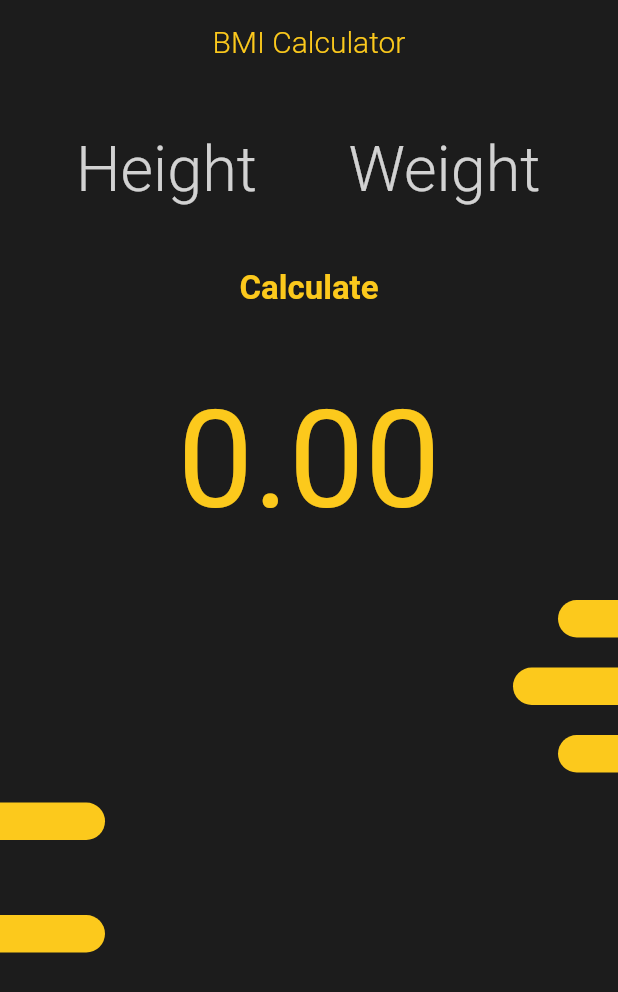
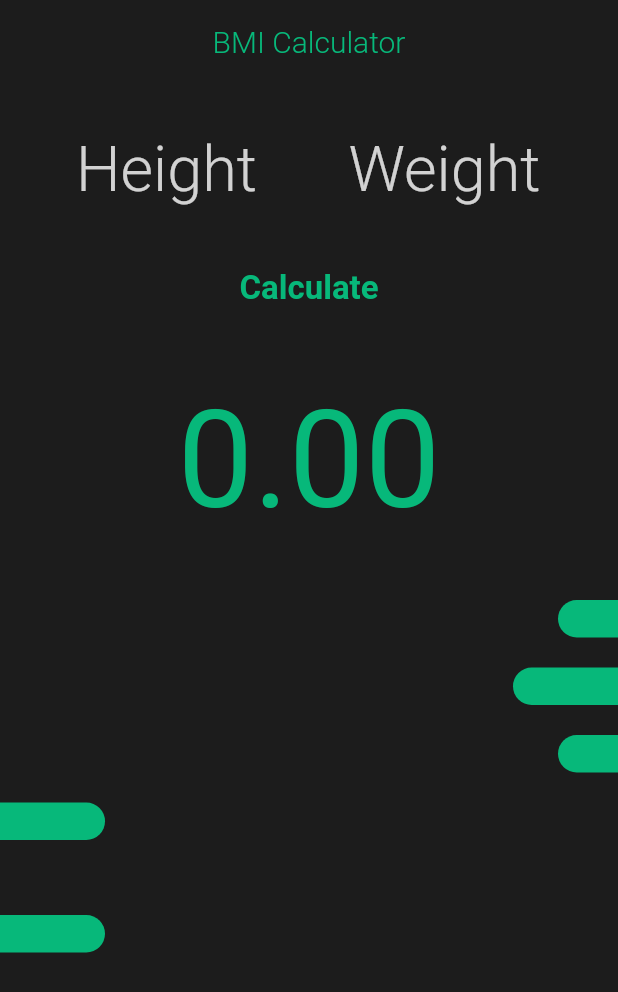
Before and after one commit to Cussk/bmi-calc-flutter, a Flutter app: the screen it shows after launch, on a phone screen of 412 x 824 dp. Shown: the top 992 px of the screen. Run offline on Flutter 3.47's test engine with Material 2 defaults, Android fonts, the phone set to English and light mode, and no system bars; our stand-ins replace hexcolor.

Commit message:
changed app color

```diff
--- a/bmi_calc_flutter/lib/constants/app_constants.dart
+++ b/bmi_calc_flutter/lib/constants/app_constants.dart
@@ -2,4 +2,4 @@ import 'package:flutter/material.dart';
 import 'package:hexcolor/hexcolor.dart';
 
 final Color mainHexColor = HexColor("#1C1C1C");
-final Color accentHexColor = HexColor("#FCC91C");
+final Color accentHexColor = HexColor("#07B87A");
```
